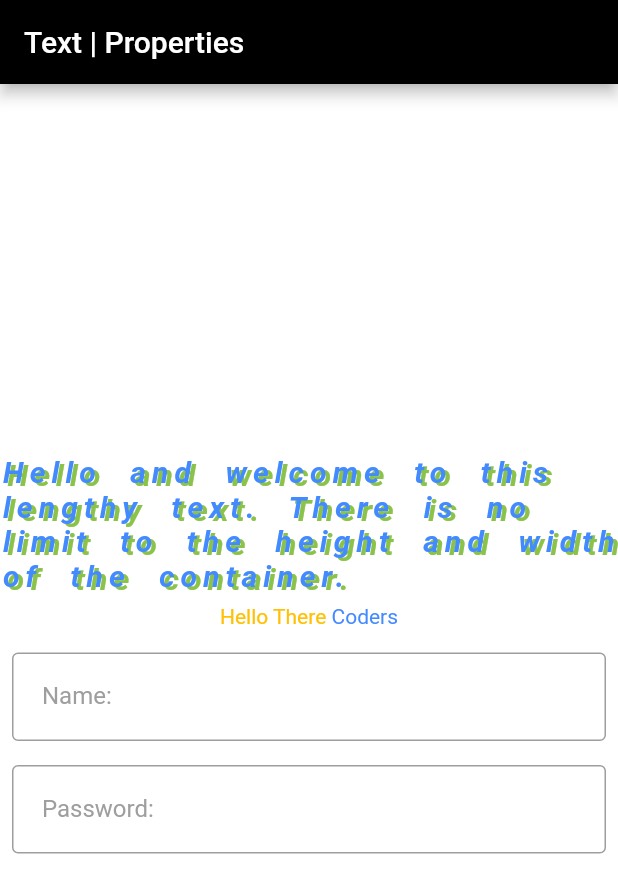
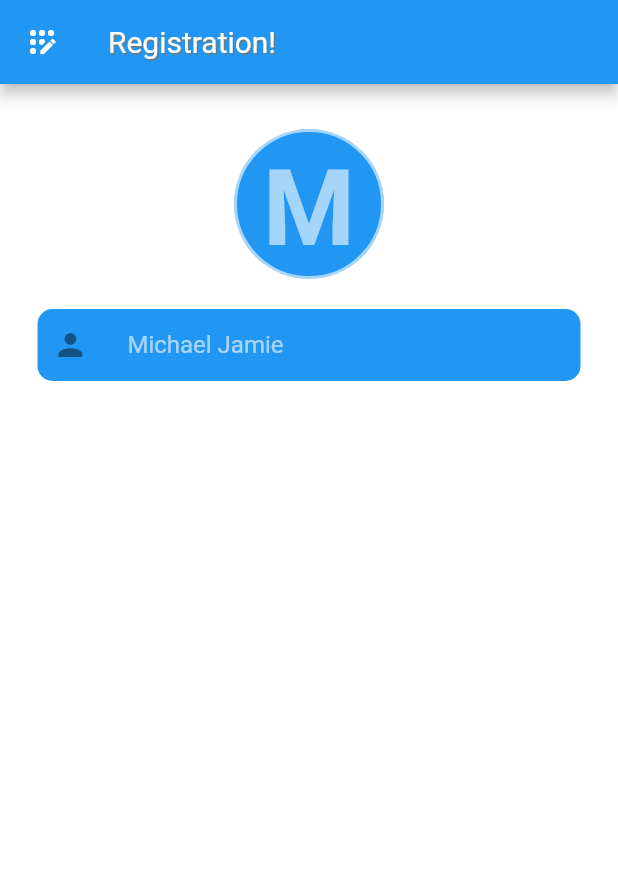
Before and after one commit to KramStyles/intro_flutter, a Flutter app: the screen it shows after launch, on a phone screen of 412 x 824 dp. Shown: the top 893 px of the screen. Run offline on Flutter 3.47's test engine with Material 2 defaults, Android fonts, the phone set to English and light mode, and no system bars.

Commit message:
added first text field.

```diff
--- a/lib/main.dart
+++ b/lib/main.dart
@@ -8,85 +8,62 @@ class MyApp extends StatelessWidget {
   @override
   Widget build(BuildContext context) {
     return MaterialApp(
-      title: "Text & Properties",
+      title: "Little Register",
       home: Scaffold(
         backgroundColor: Colors.white,
         appBar: AppBar(
-          backgroundColor: Colors.black,
-          title: const Text("Text | Properties")
+          title: const Text("Registration!"),
+          backgroundColor: Colors.blue,
+          titleTextStyle: TextStyle(
+              fontSize: 20,
+              shadows: [Shadow(color: Colors.blueGrey, offset: Offset(1, 1))]),
+          leading: Icon(Icons.app_registration_rounded),
         ),
         body: Column(
-          mainAxisAlignment: MainAxisAlignment.center,
-          crossAxisAlignment: CrossAxisAlignment.center,
           children: [
-            const Text(
-              'Hello and welcome to this lengthy text. There is no limit to the height and width of the container. ',
-              style: TextStyle(
-                  color: Colors.blueAccent,
-                  fontSize: 20,
-                  fontStyle: FontStyle.italic,
-                  fontWeight: FontWeight.w700,
-                  letterSpacing: 4.0,
-                  wordSpacing: 10,
-                  shadows: [
-                    Shadow(
-                        color: Colors.lightGreen, offset: Offset(3.0, 2.0)
-                    )
-                  ]
-              ),
-            ),
-            Padding(
-              padding: const EdgeInsets.all(8.0),
-              child: RichText(text: TextSpan(
-                text: 'Hello There',
-                style: TextStyle(
-                  color: Colors.amber,
-                ),
-                children: <TextSpan>[
-                  TextSpan(
-                      text: ' Coders',
-                    style: TextStyle(
-                      color: Colors.blueAccent
-                    )
-                  )
-                ]
-            )),
-            ),
-            Padding(
-              padding: const EdgeInsets.all(8.0),
-              child: TextField(
-                decoration: InputDecoration(
-                  // border: InputBorder.none,
-                  border: OutlineInputBorder(),
-                  contentPadding: EdgeInsets.all(20),
-                  labelText: "Name: ",
-                  hintText: "Enter your Name: ",
-                  labelStyle: TextStyle(
-                    color: Colors.grey
-                  )
+            Center(
+              child: Container(
+                height: 100,
+                width: 100,
+                padding: EdgeInsets.all(10),
+                margin: EdgeInsets.only(top: 30),
+                decoration: BoxDecoration(
+                    borderRadius: BorderRadius.circular(100),
+                    color: Colors.blue,
+                    border: Border.all(color: Colors.white60, width: 2)),
+                child: Text(
+                  "M",
+                  style: TextStyle(
+                    fontSize: 70,
+                    fontWeight: FontWeight.w700,
+                    color: Colors.white60,
+                  ),
+                  textAlign: TextAlign.center,
                 ),
               ),
             ),
-            Padding(
-              padding: const EdgeInsets.all(8.0),
-              child: TextField(
-                obscureText: true,
-                obscuringCharacter: '#',
-                decoration: InputDecoration(
-                  border: OutlineInputBorder(),
-                  contentPadding: EdgeInsets.all(20),
-                  labelText: "Password: ",
-                  hintText: "Enter Security Key: ",
-                  labelStyle: TextStyle(
-                    color: Colors.grey,
-                  )
+            Container(
+              decoration: BoxDecoration(
+                color: Colors.blue,
+                borderRadius: BorderRadius.circular(10),
+              ),
+              child: const Padding(
+                padding: EdgeInsets.only(left: 10, right: 10),
+                child: TextField(
+                  decoration: InputDecoration(
+                    border: InputBorder.none,
+                    hintStyle: TextStyle(color: Colors.white60),
+                    hintText: 'Michael Jamie',
+                    contentPadding: EdgeInsets.all(10),
+                    icon: Icon(Icons.person),
+                  ),
                 ),
               ),
+              margin: EdgeInsets.only(top: 20, bottom: 20, right: 25, left: 25),
             )
-
           ],
         ),
-      )
+      ),
     );
   }
 }
```
Also changed, not shown: lib/main_3_(text).dart (added, +92 -0 lines).
